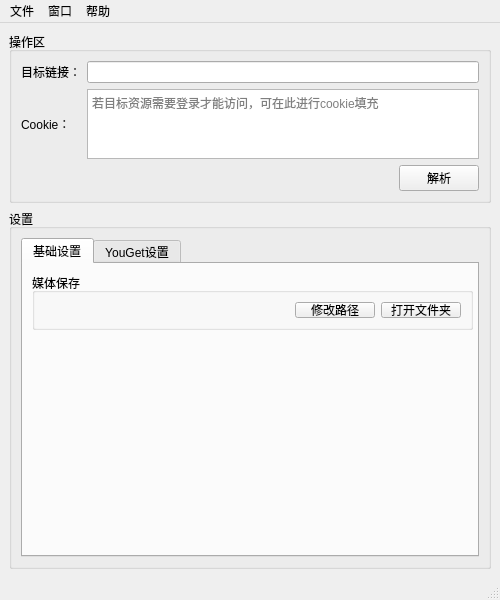
First picture: the form in ui/mainwindow.ui, repository wuyue92tree/nice-you-get, before the edit.
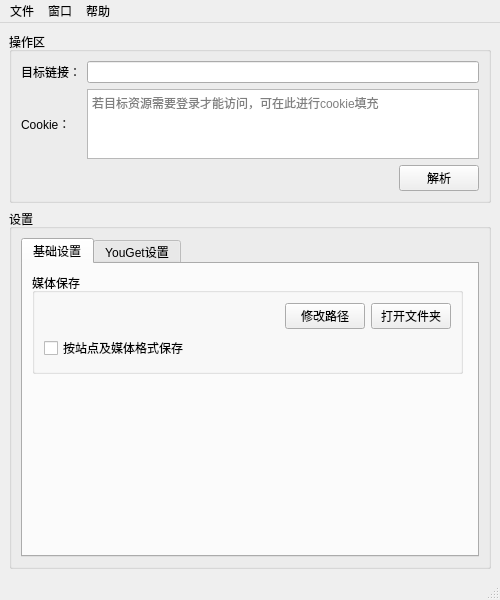
Second picture: the form after the edit.

Diff of the .ui file:
```diff
--- a/ui/mainwindow.ui
+++ b/ui/mainwindow.ui
@@ -166,23 +166,23 @@
             <rect>
              <x>9</x>
              <y>9</y>
-             <width>441</width>
-             <height>57</height>
+             <width>431</width>
+             <height>101</height>
             </rect>
            </property>
            <property name="title">
             <string>媒体保存</string>
            </property>
-           <layout class="QGridLayout" name="gridLayout_6">
-            <item row="0" column="0">
+           <layout class="QVBoxLayout" name="verticalLayout_3">
+            <item>
+             <layout class="QHBoxLayout" name="horizontalLayout_4">
+              <item>
              <widget class="QLabel" name="mediaPathValueLabel">
               <property name="text">
                <string/>
               </property>
              </widget>
             </item>
-            <item row="0" column="1">
-             <layout class="QHBoxLayout" name="horizontalLayout_4">
               <item>
                <spacer name="horizontalSpacer_3">
                 <property name="orientation">
@@ -236,6 +236,30 @@
               </item>
              </layout>
             </item>
+            <item>
+             <layout class="QHBoxLayout" name="horizontalLayout_11">
+              <item>
+               <widget class="QCheckBox" name="saveOptionCheckBox">
+                <property name="text">
+                 <string>按站点及媒体格式保存</string>
+                </property>
+               </widget>
+              </item>
+              <item>
+               <spacer name="horizontalSpacer_4">
+                <property name="orientation">
+                 <enum>Qt::Horizontal</enum>
+                </property>
+                <property name="sizeHint" stdset="0">
+                 <size>
+                  <width>40</width>
+                  <height>20</height>
+                 </size>
+                </property>
+               </spacer>
+              </item>
+             </layout>
+            </item>
            </layout>
           </widget>
          </widget>
```
Lines whose indentation alone changed are shown as unchanged.
